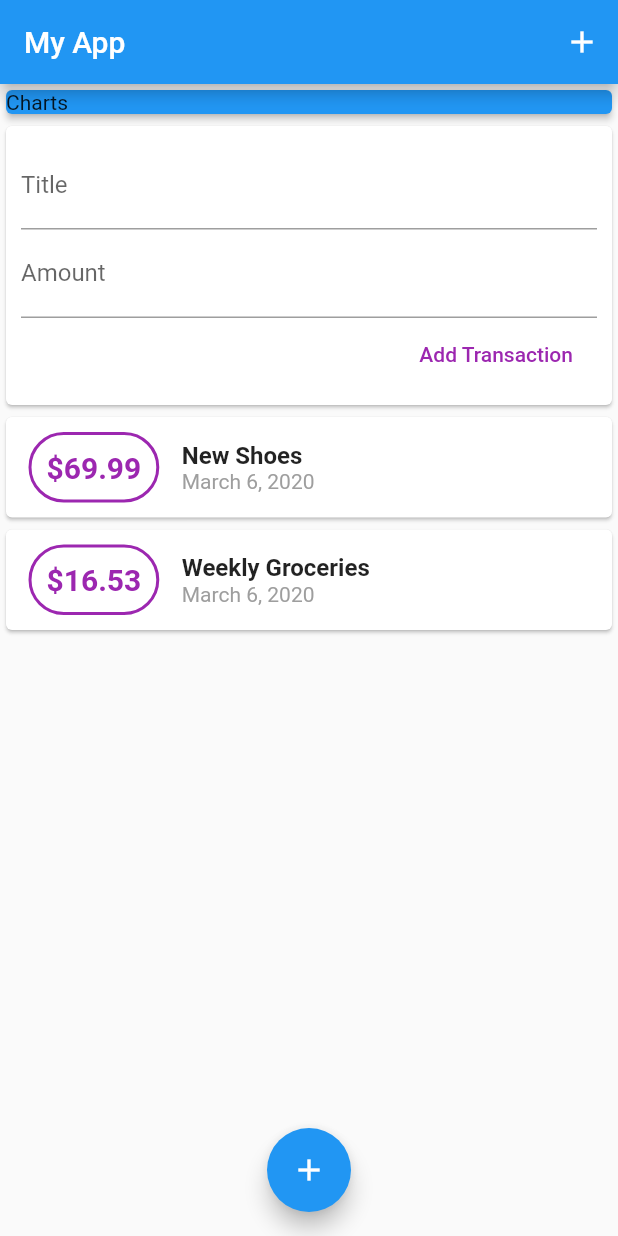
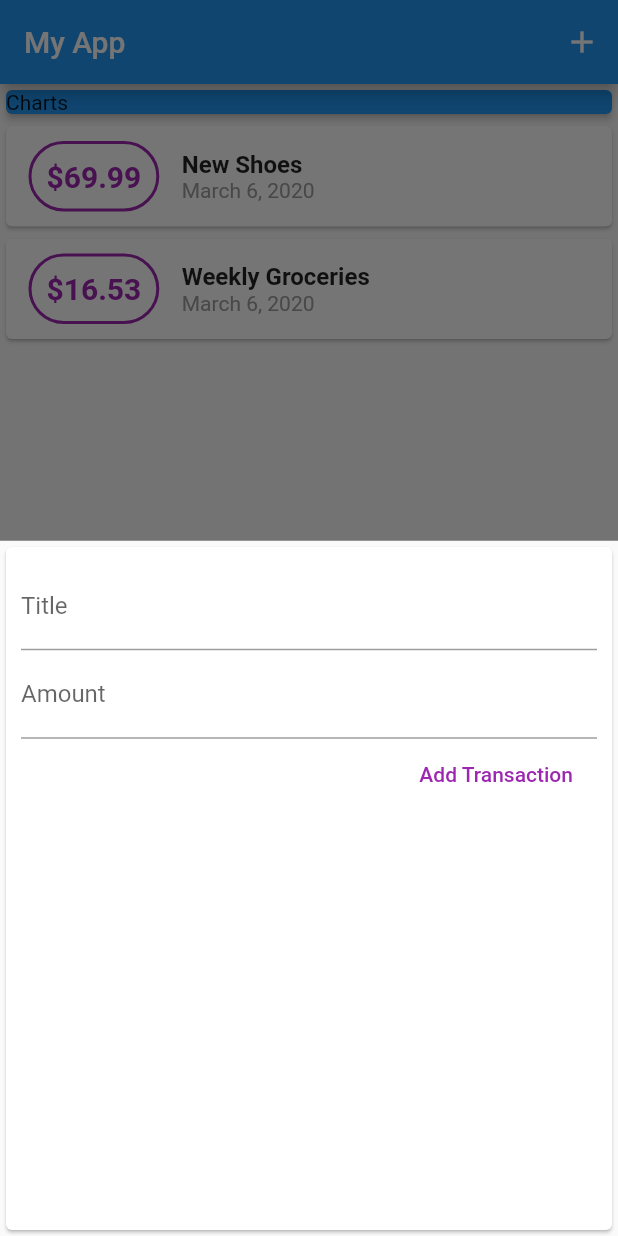
Before and after one commit to officer47p/personal-expenses, a Flutter app: the screen it shows after launch, after a tap on the "add" icon, on a phone screen of 412 x 824 dp. Run offline on Flutter 3.47's test engine with Material 2 defaults, Android fonts, the phone set to English and light mode, and no system bars.

Commit message:
added the modal bottom sheet and made the new_transaction widget stateful

```diff
--- a/lib/main.dart
+++ b/lib/main.dart
@@ -1,5 +1,7 @@
 import 'package:flutter/material.dart';
-import './widgets/user_transactions.dart';
+import 'widgets/new_transaction.dart';
+import 'widgets/transaction_list.dart';
+import 'models/transaction.dart';
 
 void main() => runApp(MyApp());
 
@@ -18,11 +20,40 @@ class MyHomePage extends StatefulWidget {
 }
 
 class _MyHomePageState extends State<MyHomePage> {
-  bool showAddNewTransaction = false;
-  void newTransactionToggle() {
+  List<Transaction> transactions = [
+    Transaction(
+      id: "t1",
+      title: "New Shoes",
+      amount: 69.99,
+      date: DateTime.now(),
+    ),
+    Transaction(
+      id: "t2",
+      title: "Weekly Groceries",
+      amount: 16.53,
+      date: DateTime.now(),
+    ),
+  ];
+
+  void addNewTransaction(String title, double amount) {
+    Transaction newTX = Transaction(
+      title: title,
+      amount: amount,
+      date: DateTime.now(),
+      id: DateTime.now().toString(),
+    );
     setState(() {
-      showAddNewTransaction = !showAddNewTransaction;
+      transactions.add(newTX);
     });
+  }
+
+  void startAddNewTransaction(context) {
+    showModalBottomSheet(
+      context: context,
+      builder: (BuildContext ctx) {
+        return NewTransaction(addNewTransaction);
+      },
+    );
   }
 
   Widget build(BuildContext context) {
@@ -30,12 +61,15 @@ class _MyHomePageState extends State<MyHomePage> {
       appBar: AppBar(
         title: Text("My App"),
         actions: <Widget>[
-          IconButton(icon: Icon(Icons.add), onPressed: newTransactionToggle),
+          IconButton(
+            icon: Icon(Icons.add),
+            onPressed: () => startAddNewTransaction(context),
+          ),
         ],
       ),
       floatingActionButton: FloatingActionButton(
         child: Icon(Icons.add),
-        onPressed: newTransactionToggle,
+        onPressed: () => startAddNewTransaction(context),
       ),
       floatingActionButtonLocation: FloatingActionButtonLocation.centerFloat,
       body: SingleChildScrollView(
@@ -50,7 +84,7 @@ class _MyHomePageState extends State<MyHomePage> {
                 color: Colors.blue,
               ),
             ),
-            UserTransactions(showAddNewTransaction),
+            TransactionList(transactions),
           ],
         ),
       ),
--- a/lib/widgets/new_transaction.dart
+++ b/lib/widgets/new_transaction.dart
@@ -1,11 +1,18 @@
 import 'package:flutter/material.dart';
 
-class NewTransaction extends StatelessWidget {
-  final TextEditingController titleController = TextEditingController();
-  final TextEditingController amountController = TextEditingController();
+class NewTransaction extends StatefulWidget {
   final Function addNewTransaction;
 
   NewTransaction(this.addNewTransaction);
+
+  @override
+  _NewTransactionState createState() => _NewTransactionState();
+}
+
+class _NewTransactionState extends State<NewTransaction> {
+  final TextEditingController titleController = TextEditingController();
+
+  final TextEditingController amountController = TextEditingController();
 
   void submitNewTransaction() {
     String title = titleController.text;
@@ -13,7 +20,11 @@ class NewTransaction extends StatelessWidget {
     if (title.isEmpty || amount <= 0) {
       return;
     }
-    addNewTransaction(title, amount);
+    widget.addNewTransaction(
+      title,
+      amount,
+    );
+    Navigator.of(context).pop();
   }
 
   @override
--- a/lib/widgets/user_transactions.dart
+++ /dev/null
@@ -1,51 +0,0 @@
-import 'package:flutter/material.dart';
-
-import './new_transaction.dart';
-import './transaction_list.dart';
-import '../models/transaction.dart';
-
-class UserTransactions extends StatefulWidget {
-  bool showNew;
-  UserTransactions(this.showNew);
-  @override
-  _UserTransactionsState createState() => _UserTransactionsState();
-}
-
-class _UserTransactionsState extends State<UserTransactions> {
-  List<Transaction> transactions = [
-    Transaction(
-      id: "t1",
-      title: "New Shoes",
-      amount: 69.99,
-      date: DateTime.now(),
-    ),
-    Transaction(
-      id: "t2",
-      title: "Weekly Groceries",
-      amount: 16.53,
-      date: DateTime.now(),
-    ),
-  ];
-
-  void addNewTransaction(String title, double amount) {
-    Transaction newTX = Transaction(
-      title: title,
-      amount: amount,
-      date: DateTime.now(),
-      id: DateTime.now().toString(),
-    );
-    setState(() {
-      transactions.add(newTX);
-    });
-  }
-
-  @override
-  Widget build(BuildContext context) {
-    return Column(
-      children: <Widget>[
-        widget.showNew ? NewTransaction(addNewTransaction) : SizedBox(),
-        TransactionList(transactions),
-      ],
-    );
-  }
-}
```
